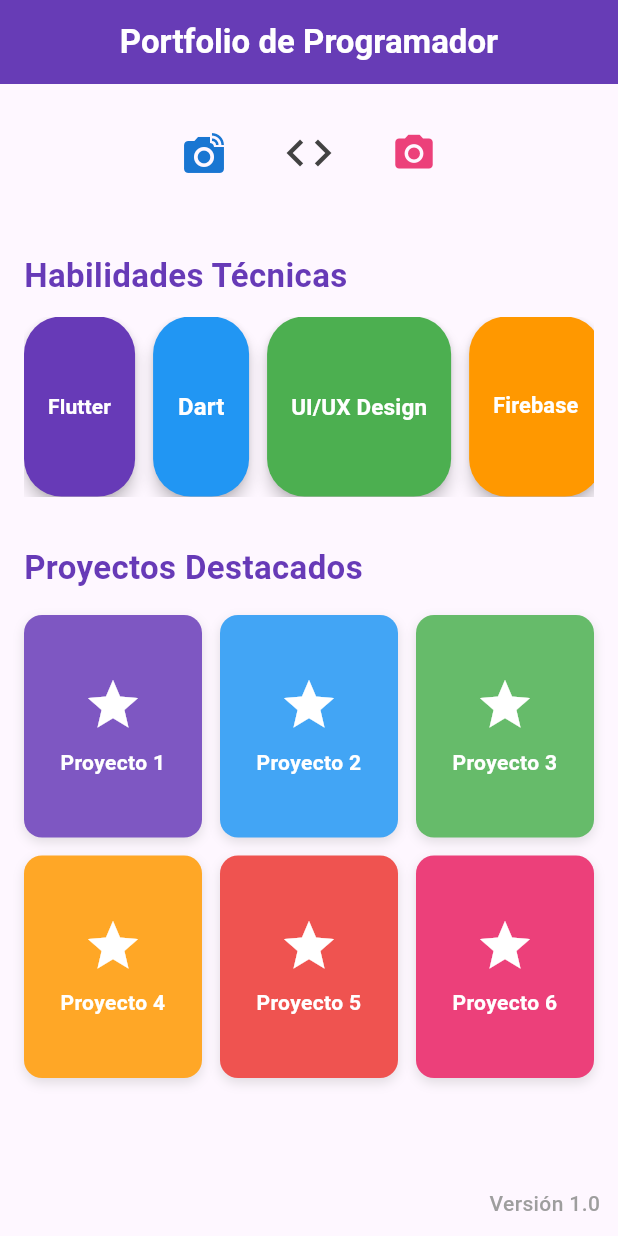
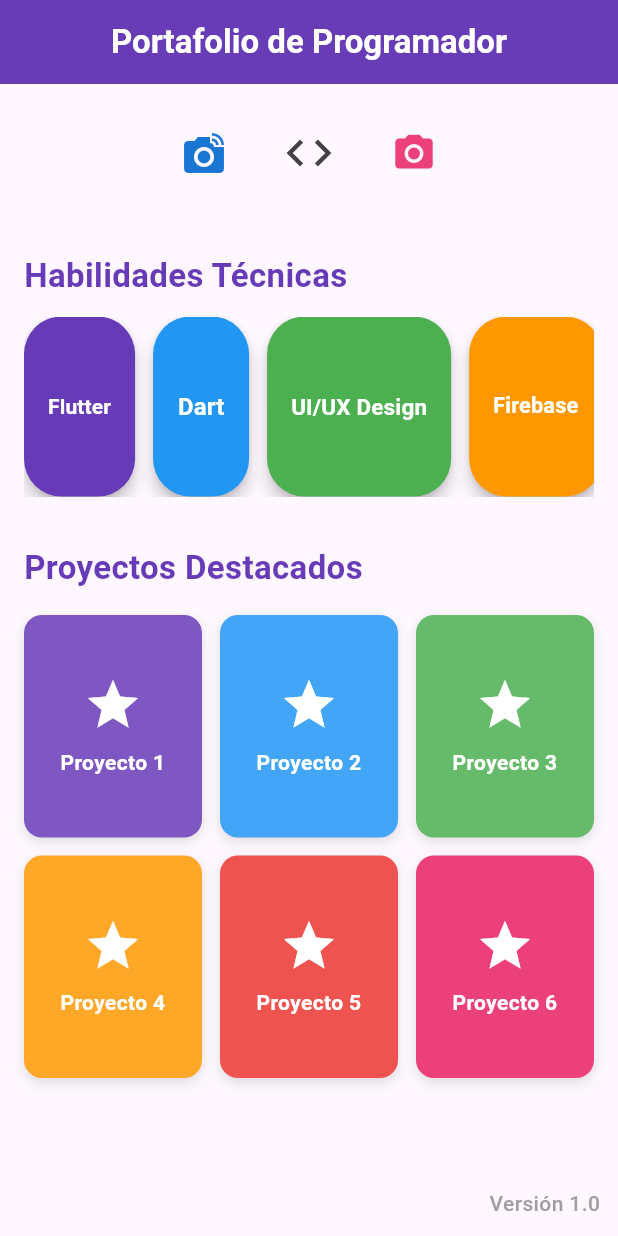
Before and after one commit to jusaza/TALLER-PRACTICO-FLUTTER, a Flutter app: the screen it shows after launch, scrolled down 468 dp, on a phone screen of 412 x 824 dp. Run offline on Flutter 3.47's test engine with Material 3 defaults, Android fonts, the phone set to English and light mode, and no system bars.

Commit message:
Update title text from 'Portfolio' to 'Portafolio'

```diff
--- a/flutter-practico/lib/main.dart
+++ b/flutter-practico/lib/main.dart
@@ -60,7 +60,7 @@ class _StudentProfileState extends State<StudentProfile> {
       // 1. Estructura Principal con Scaffold
       appBar: AppBar(
         title: const Text(
-          'Portfolio de Programador',
+          'Portafolio de Programador',
           style: TextStyle(
             fontWeight: FontWeight.bold,
             color: Colors.white,
```
